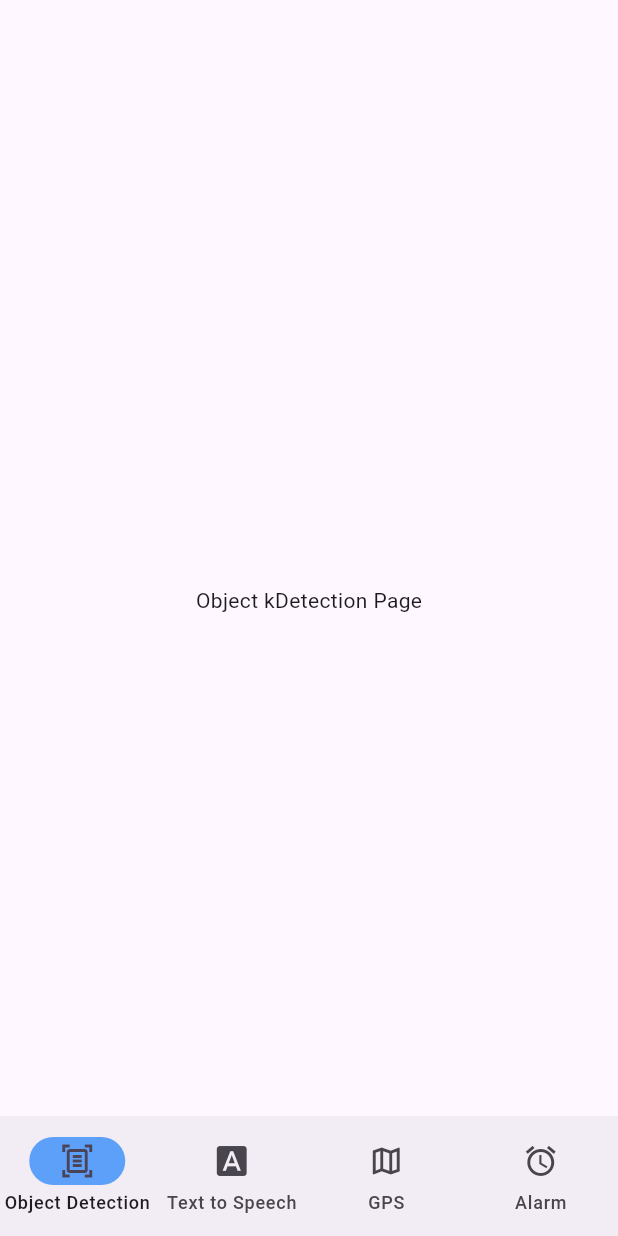
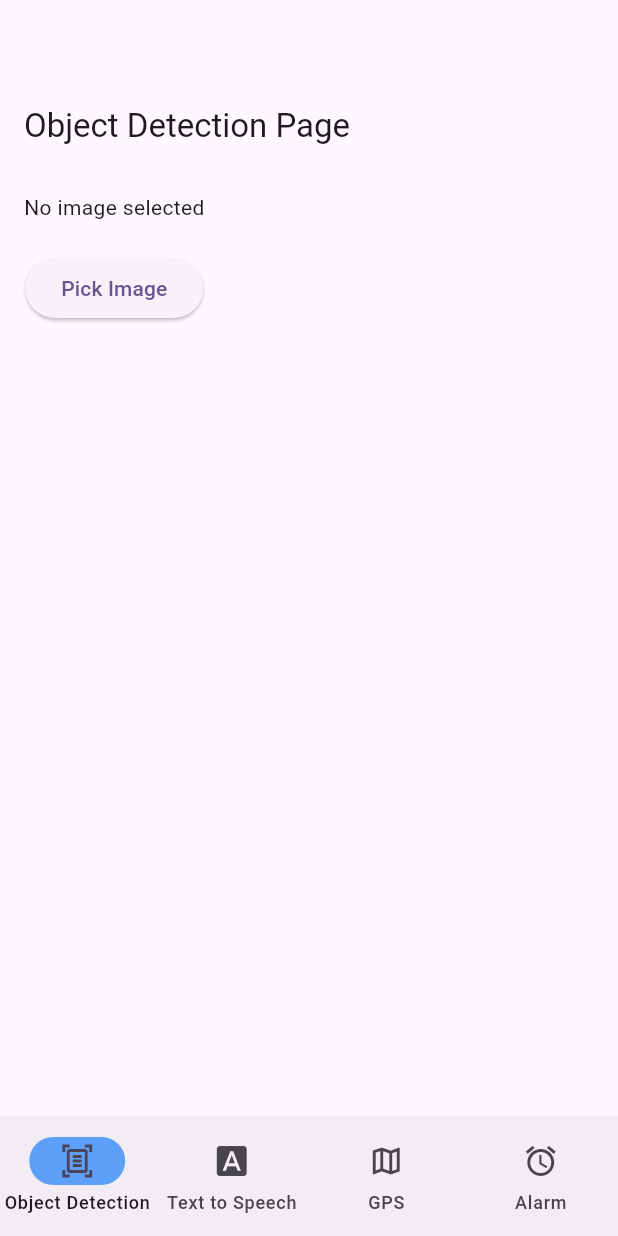
Before and after one commit to KateMHagen/vision_assist, a Flutter app: the screen it shows after launch, on a phone screen of 412 x 824 dp. Run offline on Flutter 3.47's test engine with Material 3 defaults, Android fonts, the phone set to English and light mode, and no system bars; our stand-ins replace flutter_tts, image_picker; missing offline and left inert: google_mlkit_object_detection, google_mlkit_text_recognition.

Commit message:
simple object detection

```diff
--- a/lib/pages/object_detection_page.dart
+++ b/lib/pages/object_detection_page.dart
@@ -1,8 +1,117 @@
 import 'package:flutter/material.dart';
+import 'package:image_picker/image_picker.dart';
+import 'package:google_mlkit_object_detection/google_mlkit_object_detection.dart';
+import 'dart:io';
 
-class ObjectDetectionPage extends StatelessWidget {
+class ObjectDetectionPage extends StatefulWidget {
+  const ObjectDetectionPage({super.key});
+
+  @override
+  State<ObjectDetectionPage> createState() => _ObjectDetectionPageState();
+}
+
+class _ObjectDetectionPageState extends State<ObjectDetectionPage> {
+  File? _image;
+  List<DetectedObject> _detectedObjects = [];
+  final ImagePicker _picker = ImagePicker();
+  final ObjectDetector _objectDetector = ObjectDetector(
+    options: ObjectDetectorOptions(
+      mode: DetectionMode.single,
+      classifyObjects: true,
+      multipleObjects: true,
+    ),
+  );
+
+  // Function to pick an image from the gallery or camera
+  Future<void> _pickImage() async {
+    final pickedFile = await _picker.pickImage(source: ImageSource.gallery);  // or ImageSource.camera
+
+    if (pickedFile != null) {
+      setState(() {
+        _image = File(pickedFile.path);
+      });
+      _detectObjects(_image!);
+    }
+  }
+
+  // Function to perform object detection on the selected image
+  Future<void> _detectObjects(File imageFile) async {
+    final inputImage = InputImage.fromFile(imageFile);
+    final objects = await _objectDetector.processImage(inputImage);
+
+    // Print the detected objects for debugging
+    print("Detected objects: ${objects.length}");
+
+    setState(() {
+      _detectedObjects = objects;
+    });
+  }
+
+  @override
+  void dispose() {
+    _objectDetector.close();
+    super.dispose();
+  }
+
   @override
   Widget build(BuildContext context) {
-    return Center(child: Text('Object kDetection Page'));
+    return Scaffold(
+      appBar: AppBar(
+        title: Text("Object Detection Page"),
+      ),
+      body: SingleChildScrollView(  // Wrap the body with SingleChildScrollView for scrolling
+        child: Padding(
+          padding: const EdgeInsets.all(16.0),
+          child: Column(
+            children: [
+              // Show selected image if available
+              _image == null
+                  ? Text("No image selected")
+                  : Container(
+                      width: double.infinity,  // Ensure the image takes full width
+                      height: 300,  // Set a fixed height to prevent overflow
+                      child: Image.file(
+                        _image!,
+                        fit: BoxFit.contain,  // Ensure image scales proportionally
+                      ),
+                    ),
+              SizedBox(height: 20),
+              // Button to pick an image
+              ElevatedButton(
+                onPressed: _pickImage,
+                child: Text("Pick Image"),
+              ),
+              SizedBox(height: 20),
+              // Show detected objects info
+              if (_detectedObjects.isNotEmpty)
+                Container(
+                  // Constrain the ListView to prevent overflow
+                  height: 300,  // Set a fixed height for the list view
+                  child: ListView.builder(
+                    itemCount: _detectedObjects.length,
+                    itemBuilder: (context, index) {
+                      final detectedObject = _detectedObjects[index];
+
+                      // Check if there are any labels and display them
+                      final labelText = detectedObject.labels.isNotEmpty
+                          ? detectedObject.labels[0].text
+                          : 'Unknown';
+
+                      final confidence = detectedObject.labels.isNotEmpty
+                          ? detectedObject.labels[0].confidence.toStringAsFixed(2)
+                          : 'N/A';
+
+                      return ListTile(
+                        title: Text("Object: $labelText"),
+                        subtitle: Text("Confidence: $confidence"),
+                      );
+                    },
+                  ),
+                ),
+            ],
+          ),
+        ),
+      ),
+    );
   }
 }
--- a/pubspec.yaml
+++ b/pubspec.yaml
@@ -14,6 +14,9 @@ dependencies:
   cupertino_icons: ^1.0.8
   google_mlkit_text_recognition: ^0.14.0  # Only use the ML Kit text recognition package
   flutter_tts: ^4.2.0
+  http: ^1.2.2
+  google_mlkit_object_detection: ^0.14.0
+
 
 dev_dependencies:
   flutter_test:
```
Also changed, not shown: lib/pages/alarm_page.dart (line endings or trailing spaces), pubspec.lock, 3 other files.
